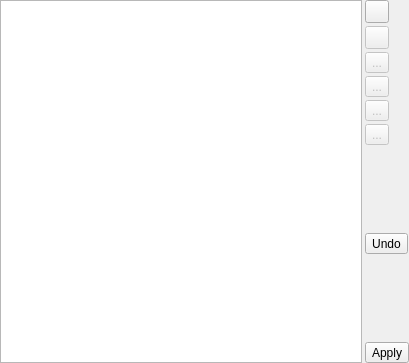
Above: qredis/ui/MultiEditor.ui from tiagocoutinho/qredis before the change. Below: the same form after it.
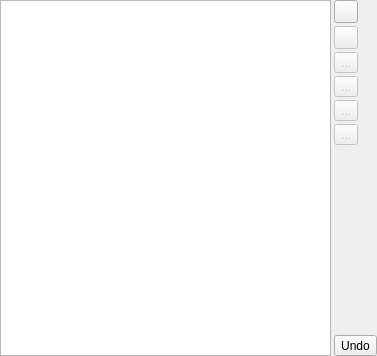
That is the form after the change. Icons and pictures are not drawn.

Diff of the .ui file:
```diff
--- a/qredis/ui/MultiEditor.ui
+++ b/qredis/ui/MultiEditor.ui
@@ -6,8 +6,8 @@
    <rect>
     <x>0</x>
     <y>0</y>
-    <width>409</width>
-    <height>363</height>
+    <width>377</width>
+    <height>356</height>
    </rect>
   </property>
   <property name="windowTitle">
@@ -174,33 +174,6 @@
         </property>
        </widget>
       </item>
-      <item>
-       <spacer name="verticalSpacer">
-        <property name="orientation">
-         <enum>Qt::Vertical</enum>
-        </property>
-        <property name="sizeHint" stdset="0">
-         <size>
-          <width>20</width>
-          <height>40</height>
-         </size>
-        </property>
-       </spacer>
-      </item>
-      <item>
-       <widget class="QToolButton" name="apply_button">
-        <property name="toolTip">
-         <string>Apply</string>
-        </property>
-        <property name="text">
-         <string>Apply</string>
-        </property>
-        <property name="icon">
-         <iconset theme="document-save">
-          <normaloff>../../</normaloff>../../</iconset>
-        </property>
-       </widget>
-      </item>
      </layout>
     </widget>
    </item>
```
